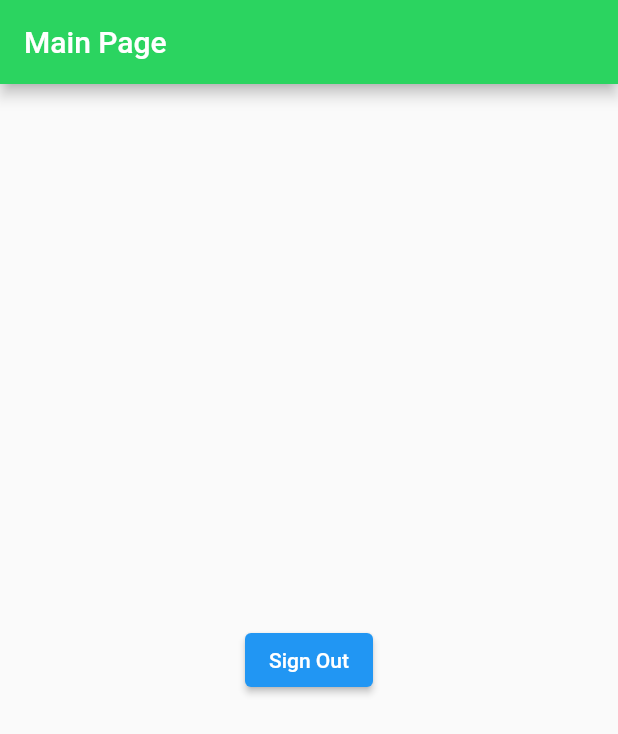
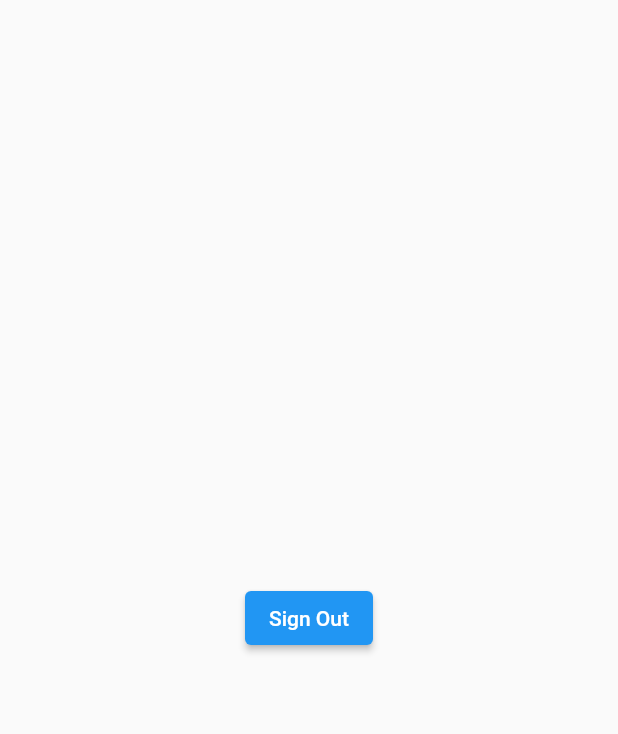
Before and after one commit to Hadirizaldi/bwa-flutix, a Flutter app: the screen it shows once a user with an empty profile is signed in, on a phone screen of 412 x 824 dp. Shown: the top 734 px of the screen. Run offline on Flutter 3.47's test engine with Material 2 defaults, Android fonts, the phone set to English and light mode, and no system bars; our stand-ins replace bloc, cloud_firestore, email_validator, equatable, firebase_auth, flushbar and 3 more; accounts and stored records are empty.

```diff
--- a/lib/ui/pages/main_pages.dart
+++ b/lib/ui/pages/main_pages.dart
@@ -9,7 +9,7 @@ class _MainPageState extends State<MainPage> {
   @override
   Widget build(BuildContext context) {
     return Scaffold(
-      appBar: AppBar(title: Text("Main Page"),),
+
       body: Center(
         child: ElevatedButton(
           child: Text("Sign Out"),
```
